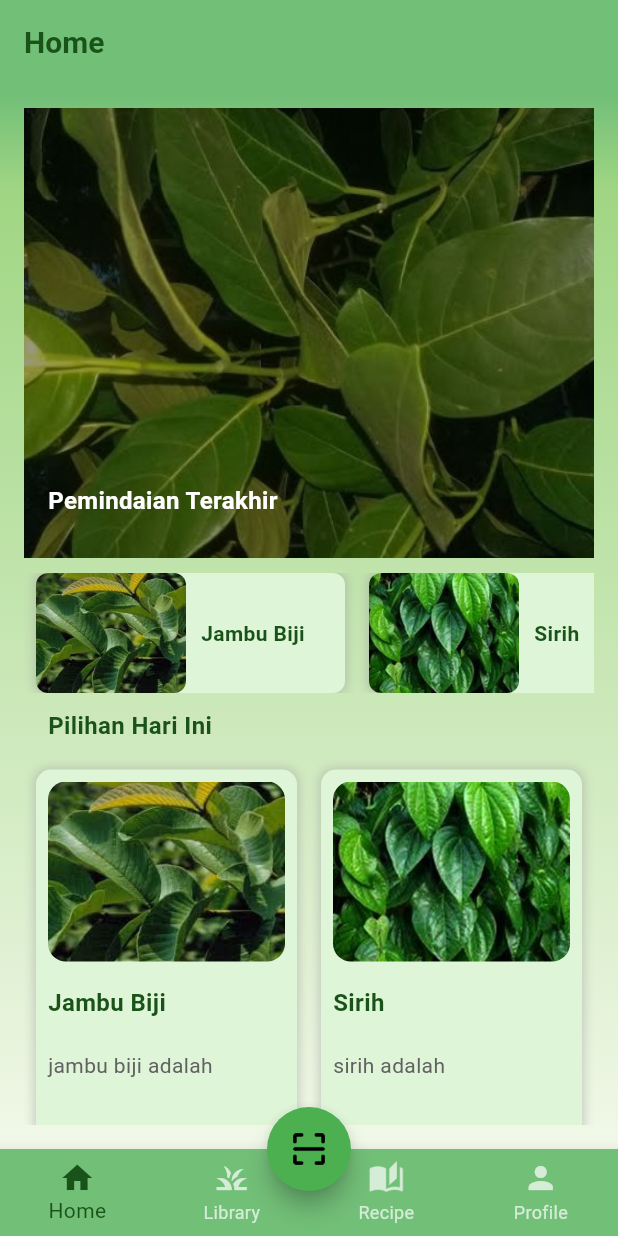
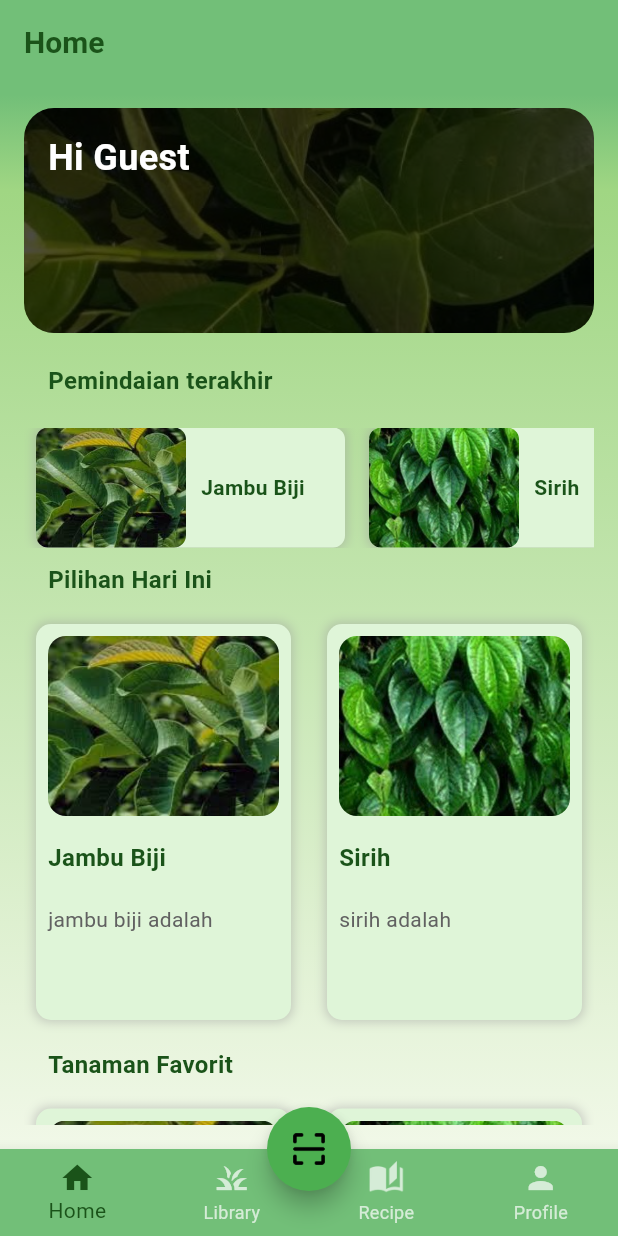
Before and after one commit to TI-3D/SITOGA, a Flutter app: the screen it shows after launch, on a phone screen of 412 x 824 dp. Run offline on Flutter 3.47's test engine with Material 3 defaults, Android fonts, the phone set to English and light mode, and no system bars; our stand-ins replace camera, image_picker.

Commit message:
adjusting widgets in home, profile, and recipe

```diff
--- a/sitoga_frontend/lib/pages/home_screen.dart
+++ b/sitoga_frontend/lib/pages/home_screen.dart
@@ -31,32 +31,45 @@ class _HomeScreenState extends State<HomeScreen> {
             // Background image with transparency
             Stack(
               children: [
+                Container(
                 // Background image starts from the top and extends just below "Hi Abby"
-                Container(
-                  height: 300,
+                  height: 150,
+                  // width: double.infinity,
                   decoration: BoxDecoration(
+                    borderRadius: BorderRadius.circular(20),
                     image: DecorationImage(
                       image: AssetImage("assets/nangka.jpg"),
                       fit: BoxFit.cover,
                       colorFilter: ColorFilter.mode(
-                          Colors.black.withOpacity(0.4),
+                          Colors.black.withOpacity(0.7),
                           BlendMode.darken),
                     ),
                   ),
                 ),
-                // Title placed just over the background image
                 Positioned(
-                  top: 250,
+                  top: 16,
                   left: 16,
                   child: Text(
-                    "Pemindaian Terakhir",
+                    "Hi Guest",
                     style: TextStyle(
-                        color: Colors.white, // Keep white text color for this title
-                        fontSize: 16,
-                        fontWeight: FontWeight.bold),
+                      color: Colors.white, // White text for "Hi Guest"
+                      fontSize: 24,
+                      fontWeight: FontWeight.bold,
+                    ),
                   ),
                 ),
               ],
+            ),
+            SizedBox(height: 10),
+            Padding(
+              padding: EdgeInsets.symmetric(horizontal: 16.0, vertical: 10),
+              child: Text(
+                "Pemindaian terakhir",
+                style: TextStyle(
+                    color: Color(0XFF1A5319), // Green text for this title
+                    fontSize: 16,
+                    fontWeight: FontWeight.bold),
+              ),
             ),
             SizedBox(height: 10),
             Container(
@@ -88,7 +101,7 @@ class _HomeScreenState extends State<HomeScreen> {
                     child: plantInfoCard2(context, "Jambu Biji",
                         "jambu biji adalah", "assets/jambu_biji.jpg"),
                   ),
-                  SizedBox(width: 0),
+                  SizedBox(width: 8),
                   Expanded(
                     child: plantInfoCard2(context, "Sirih", "sirih adalah",
                         "assets/toga_sirih.jpg"),
@@ -115,7 +128,7 @@ class _HomeScreenState extends State<HomeScreen> {
                     child: plantInfoCard2(context, "Jambu Biji",
                         "jambu biji adalah", "assets/jambu_biji.jpg"),
                   ),
-                  SizedBox(width: 0),
+                  SizedBox(width: 8),
                   Expanded(
                     child: plantInfoCard2(context, "Sirih", "sirih adalah",
                         "assets/toga_sirih.jpg"),
--- a/sitoga_frontend/lib/pages/profile.dart
+++ b/sitoga_frontend/lib/pages/profile.dart
@@ -44,19 +44,19 @@ class _ProfilePageState extends State<ProfilePage> {
               'User@gmail.com',
               style: TextStyle(color: Colors.grey, fontSize: 14),
             ),
-            SizedBox(height: 20),
-            ElevatedButton(
-              onPressed: () {
-                // Edit profile action
-              },
-              style: ElevatedButton.styleFrom(
-                backgroundColor: Color(0XFF1A5319),
-                shape: RoundedRectangleBorder(
-                  borderRadius: BorderRadius.circular(20),
-                ),
-              ),
-              child: Text('Edit Profile', style: TextStyle(color: Colors.white)),
-            ),
+            // SizedBox(height: 20),
+            // ElevatedButton(
+            //   onPressed: () {
+            //     // Edit profile action
+            //   },
+            //   style: ElevatedButton.styleFrom(
+            //     backgroundColor: Color(0XFF1A5319),
+            //     shape: RoundedRectangleBorder(
+            //       borderRadius: BorderRadius.circular(20),
+            //     ),
+            //   ),
+            //   child: Text('Edit Profile', style: TextStyle(color: Colors.white)),
+            // ),
             SizedBox(height: 30),
             // Feature list
             Expanded(
--- a/sitoga_frontend/lib/pages/recipe.dart
+++ b/sitoga_frontend/lib/pages/recipe.dart
@@ -169,7 +169,7 @@ class _RecipePageState extends State<RecipePage> {
                   crossAxisCount: 2,
                   mainAxisSpacing: 5,
                   crossAxisSpacing: 5,
-                  childAspectRatio: 0.6,
+                  childAspectRatio: 0.75,
                 ),
                 itemCount: displayedRecipe.length,
                 itemBuilder: (context, index) {
```
